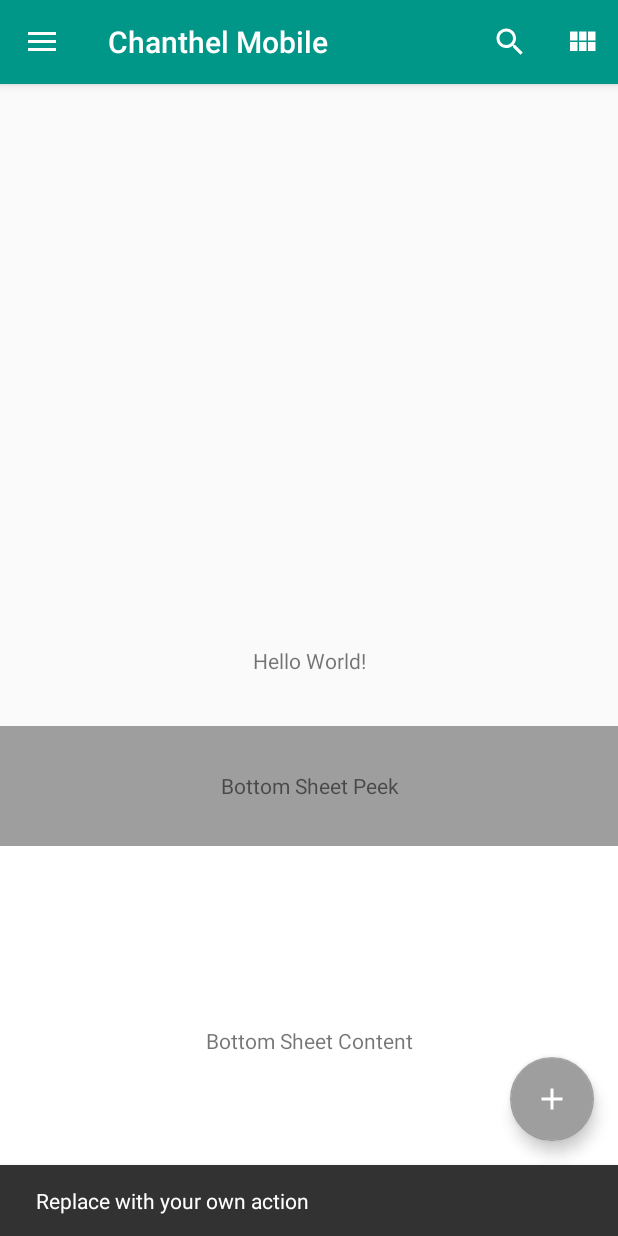
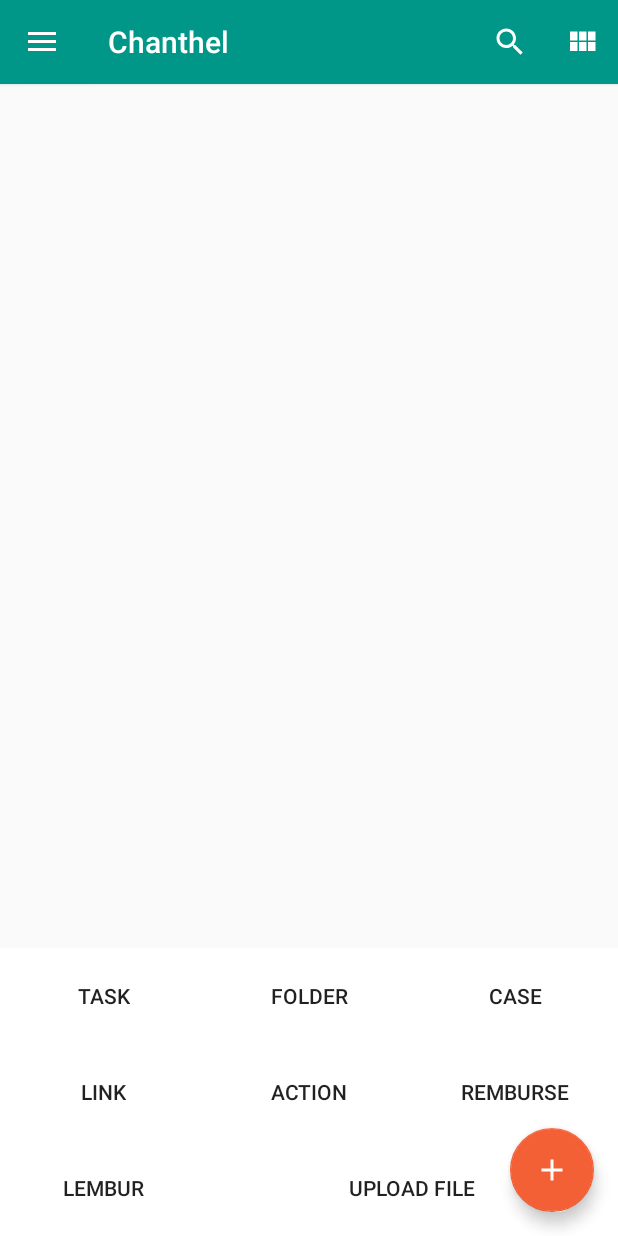
Before and after one commit to stefanusj/Chanthel-Mobile, an Android app: the screen it shows after launch (MainActivity), after a tap on an icon or button, on a phone screen of 412 x 824 dp. Run offline under Robolectric (Android 15) with nearby library versions, the phone set to English and light mode, and no system bars.

Commit message:
Add some code

```diff
--- a/app/src/main/java/com/solusi247/chanthelmobile/MainActivity.java
+++ b/app/src/main/java/com/solusi247/chanthelmobile/MainActivity.java
@@ -1,9 +1,10 @@
 package com.solusi247.chanthelmobile;
 
+import android.content.res.Resources;
 import android.os.Bundle;
+import android.support.annotation.NonNull;
+import android.support.design.widget.BottomSheetBehavior;
 import android.support.design.widget.FloatingActionButton;
-import android.support.design.widget.Snackbar;
-import android.view.View;
 import android.support.design.widget.NavigationView;
 import android.support.v4.view.GravityCompat;
 import android.support.v4.widget.DrawerLayout;
@@ -12,39 +13,78 @@ import android.support.v7.app.AppCompatActivity;
 import android.support.v7.widget.Toolbar;
 import android.view.Menu;
 import android.view.MenuItem;
+import android.view.View;
+import android.widget.LinearLayout;
 
 public class MainActivity extends AppCompatActivity
         implements NavigationView.OnNavigationItemSelectedListener {
+
+    BottomSheetBehavior bottomSheetBehavior;
+
+    DrawerLayout drawer;
+    FloatingActionButton fab;
+    LinearLayout llBottomSheet;
+    NavigationView navigationView;
+    Toolbar toolbar;
+    private View.OnClickListener onFabClicked = new View.OnClickListener() {
+        @Override
+        public void onClick(View v) {
+
+//            change the state of the bottom sheet
+//            bottomSheetBehavior.setState(BottomSheetBehavior.STATE_COLLAPSED);
+            bottomSheetBehavior.setState(BottomSheetBehavior.STATE_EXPANDED);
+//            bottomSheetBehavior.setState(BottomSheetBehavior.STATE_HIDDEN);
+
+//             set the peek height
+            bottomSheetBehavior.setPeekHeight((int) (64 * Resources.getSystem().getDisplayMetrics().density));
+
+//             set hideable or not
+            bottomSheetBehavior.setHideable(true);
+
+//             set callback for changes
+//            bottomSheetBehavior.setBottomSheetCallback(new BottomSheetBehavior.BottomSheetCallback() {
+//                @Override
+//                public void onStateChanged(@NonNull View bottomSheet, int newState) {
+//
+//                }
+//
+//                @Override
+//                public void onSlide(@NonNull View bottomSheet, float slideOffset) {
+//
+//                }
+//            });
+        }
+    };
 
     @Override
     protected void onCreate(Bundle savedInstanceState) {
         super.onCreate(savedInstanceState);
         setContentView(R.layout.activity_main);
-        Toolbar toolbar = (Toolbar) findViewById(R.id.toolbar);
+
+        drawer = findViewById(R.id.drawer_layout);
+        fab = findViewById(R.id.fab);
+        llBottomSheet = findViewById(R.id.bottom_sheet);
+        navigationView = findViewById(R.id.nav_view);
+        toolbar = findViewById(R.id.toolbar);
+
         setSupportActionBar(toolbar);
 
-        FloatingActionButton fab = (FloatingActionButton) findViewById(R.id.fab);
-        fab.setOnClickListener(new View.OnClickListener() {
-            @Override
-            public void onClick(View view) {
-                Snackbar.make(view, "Replace with your own action", Snackbar.LENGTH_LONG)
-                        .setAction("Action", null).show();
-            }
-        });
+        bottomSheetBehavior = BottomSheetBehavior.from(llBottomSheet);
+        bottomSheetBehavior.setState(BottomSheetBehavior.STATE_HIDDEN);
 
-        DrawerLayout drawer = (DrawerLayout) findViewById(R.id.drawer_layout);
+        fab.setOnClickListener(onFabClicked);
+        navigationView.setNavigationItemSelectedListener(this);
+
         ActionBarDrawerToggle toggle = new ActionBarDrawerToggle(
                 this, drawer, toolbar, R.string.navigation_drawer_open, R.string.navigation_drawer_close);
         drawer.addDrawerListener(toggle);
         toggle.syncState();
 
-        NavigationView navigationView = (NavigationView) findViewById(R.id.nav_view);
-        navigationView.setNavigationItemSelectedListener(this);
     }
 
     @Override
     public void onBackPressed() {
-        DrawerLayout drawer = (DrawerLayout) findViewById(R.id.drawer_layout);
+        drawer = findViewById(R.id.drawer_layout);
         if (drawer.isDrawerOpen(GravityCompat.START)) {
             drawer.closeDrawer(GravityCompat.START);
         } else {
@@ -69,8 +109,7 @@ public class MainActivity extends AppCompatActivity
         //noinspection SimplifiableIfStatement
         if (id == R.id.actionSearch) {
             return true;
-        }
-        else if (id == R.id.actionGrid) {
+        } else if (id == R.id.actionGrid) {
             return true;
         }
 
@@ -79,12 +118,14 @@ public class MainActivity extends AppCompatActivity
 
     @SuppressWarnings("StatementWithEmptyBody")
     @Override
-    public boolean onNavigationItemSelected(MenuItem item) {
-        // Handle navigation view item clicks here.
+    public boolean onNavigationItemSelected(@NonNull MenuItem item) {
         int id = item.getItemId();
 
         if (id == R.id.navWorkflow) {
-            // Handle the camera action
+            getSupportFragmentManager().beginTransaction()
+                    .replace(R.id.container, new WorkflowFragment())
+                    .addToBackStack(null)
+                    .commit();
         } else if (id == R.id.navTask) {
 
         } else if (id == R.id.navRecycleBin) {
@@ -93,7 +134,7 @@ public class MainActivity extends AppCompatActivity
 
         }
 
-        DrawerLayout drawer = (DrawerLayout) findViewById(R.id.drawer_layout);
+        DrawerLayout drawer = findViewById(R.id.drawer_layout);
         drawer.closeDrawer(GravityCompat.START);
         return true;
     }
--- /dev/null
+++ b/app/src/main/java/com/solusi247/chanthelmobile/OverflowListener.java
@@ -0,0 +1,6 @@
+package com.solusi247.chanthelmobile;
+
+public interface OverflowListener {
+
+    void showOptions();
+}
--- a/app/src/main/res/layout/app_bar_main.xml
+++ b/app/src/main/res/layout/app_bar_main.xml
@@ -9,7 +9,8 @@
     <android.support.design.widget.AppBarLayout
         android:layout_width="match_parent"
         android:layout_height="wrap_content"
-        android:theme="@style/AppTheme.AppBarOverlay">
+        android:theme="@style/AppTheme.AppBarOverlay"
+        app:elevation="1dp">
 
         <android.support.v7.widget.Toolbar
             android:id="@+id/toolbar"
@@ -20,7 +21,11 @@
 
     </android.support.design.widget.AppBarLayout>
 
-    <include layout="@layout/content_main" />
+    <FrameLayout
+        android:id="@+id/container"
+        android:layout_width="match_parent"
+        android:layout_height="match_parent"
+        app:layout_behavior="@string/appbar_scrolling_view_behavior" />
 
     <android.support.design.widget.FloatingActionButton
         android:id="@+id/fab"
--- a/app/src/main/res/layout/bottom_sheet_add.xml
+++ b/app/src/main/res/layout/bottom_sheet_add.xml
@@ -3,23 +3,80 @@
     xmlns:app="http://schemas.android.com/apk/res-auto"
     android:id="@+id/bottom_sheet"
     android:layout_width="match_parent"
-    android:layout_height="340dp"
+    android:layout_height="wrap_content"
     android:background="@android:color/white"
     android:orientation="vertical"
     app:behavior_hideable="true"
     app:layout_behavior="android.support.design.widget.BottomSheetBehavior">
 
-    <TextView
+    <LinearLayout
         android:layout_width="match_parent"
-        android:layout_height="80dp"
-        android:background="@color/colorAccent"
-        android:gravity="center"
-        android:text="Bottom Sheet Peek" />
+        android:layout_height="wrap_content">
 
-    <TextView
+        <Button
+            style="@style/Widget.AppCompat.Button.Borderless"
+            android:layout_width="0dp"
+            android:layout_height="64dp"
+            android:layout_weight="1"
+            android:text="Task" />
+
+        <Button
+            style="@style/Widget.AppCompat.Button.Borderless"
+            android:layout_width="0dp"
+            android:layout_height="64dp"
+            android:layout_weight="1"
+            android:text="Folder" />
+
+        <Button
+            style="@style/Widget.AppCompat.Button.Borderless"
+            android:layout_width="0dp"
+            android:layout_height="64dp"
+            android:layout_weight="1"
+            android:text="Case" />
+    </LinearLayout>
+
+    <LinearLayout
         android:layout_width="match_parent"
-        android:layout_height="match_parent"
-        android:gravity="center"
-        android:text="Bottom Sheet Content" />
+        android:layout_height="wrap_content">
 
+        <Button
+            style="@style/Widget.AppCompat.Button.Borderless"
+            android:layout_width="0dp"
+            android:layout_height="64dp"
+            android:layout_weight="1"
+            android:text="Link" />
+
+        <Button
+            style="@style/Widget.AppCompat.Button.Borderless"
+            android:layout_width="0dp"
+            android:layout_height="64dp"
+            android:layout_weight="1"
+            android:text="Action" />
+
+        <Button
+            style="@style/Widget.AppCompat.Button.Borderless"
+            android:layout_width="0dp"
+            android:layout_height="64dp"
+            android:layout_weight="1"
+            android:text="Remburse" />
+    </LinearLayout>
+
+    <LinearLayout
+        android:layout_width="match_parent"
+        android:layout_height="wrap_content">
+
+        <Button
+            style="@style/Widget.AppCompat.Button.Borderless"
+            android:layout_width="0dp"
+            android:layout_height="64dp"
+            android:layout_weight="1"
+            android:text="Lembur" />
+
+        <Button
+            style="@style/Widget.AppCompat.Button.Borderless"
+            android:layout_width="0dp"
+            android:layout_height="64dp"
+            android:layout_weight="2"
+            android:text="Upload File" />
+    </LinearLayout>
 </LinearLayout>
--- a/app/src/main/res/layout/content_main.xml
+++ /dev/null
@@ -1,20 +0,0 @@
-<?xml version="1.0" encoding="utf-8"?>
-<android.support.constraint.ConstraintLayout xmlns:android="http://schemas.android.com/apk/res/android"
-    xmlns:app="http://schemas.android.com/apk/res-auto"
-    xmlns:tools="http://schemas.android.com/tools"
-    android:layout_width="match_parent"
-    android:layout_height="match_parent"
-    app:layout_behavior="@string/appbar_scrolling_view_behavior"
-    tools:context="com.solusi247.chanthelmobile.MainActivity"
-    tools:showIn="@layout/app_bar_main">
-
-    <TextView
-        android:layout_width="wrap_content"
-        android:layout_height="wrap_content"
-        android:text="Hello World!"
-        app:layout_constraintBottom_toBottomOf="parent"
-        app:layout_constraintLeft_toLeftOf="parent"
-        app:layout_constraintRight_toRightOf="parent"
-        app:layout_constraintTop_toTopOf="parent" />
-
-</android.support.constraint.ConstraintLayout>
--- a/app/src/main/res/values/colors.xml
+++ b/app/src/main/res/values/colors.xml
@@ -2,7 +2,8 @@
 <resources>
     <color name="colorPrimary">#009688</color>
     <color name="colorPrimaryDark">#009688</color>
-    <color name="colorAccent">#9E9E9E</color>
+    <color name="colorAccent">#F46036</color>
+    <color name="colorSecondary">#1A5E63</color>
 
     <color name="textNav">#212121</color>
 </resources>
--- a/app/src/main/res/values/strings.xml
+++ b/app/src/main/res/values/strings.xml
@@ -1,5 +1,5 @@
 <resources>
-    <string name="app_name">Chanthel Mobile</string>
+    <string name="app_name">Chanthel</string>
 
     <string name="navigation_drawer_open">Open navigation drawer</string>
     <string name="navigation_drawer_close">Close navigation drawer</string>
```
Also changed, not shown: app/src/main/java/com/solusi247/chanthelmobile/WorkflowAdapter.java (added, +47 -0 lines), app/src/main/java/com/solusi247/chanthelmobile/WorkflowFragment.java (added, +57 -0 lines), app/src/main/res/drawable/ic_file.xml (added, +9 -0 lines), app/src/main/res/drawable/ic_folder.xml (added, +9 -0 lines), app/src/main/res/drawable/ic_more_vert.xml (added, +9 -0 lines), app/src/main/res/layout/bottom_sheet_menu_overflow.xml (added, +138 -0 lines), app/src/main/res/layout/fragment_workflow.xml (added, +21 -0 lines), app/src/main/res/layout/list_folder_grid.xml (added, +25 -0 lines).
